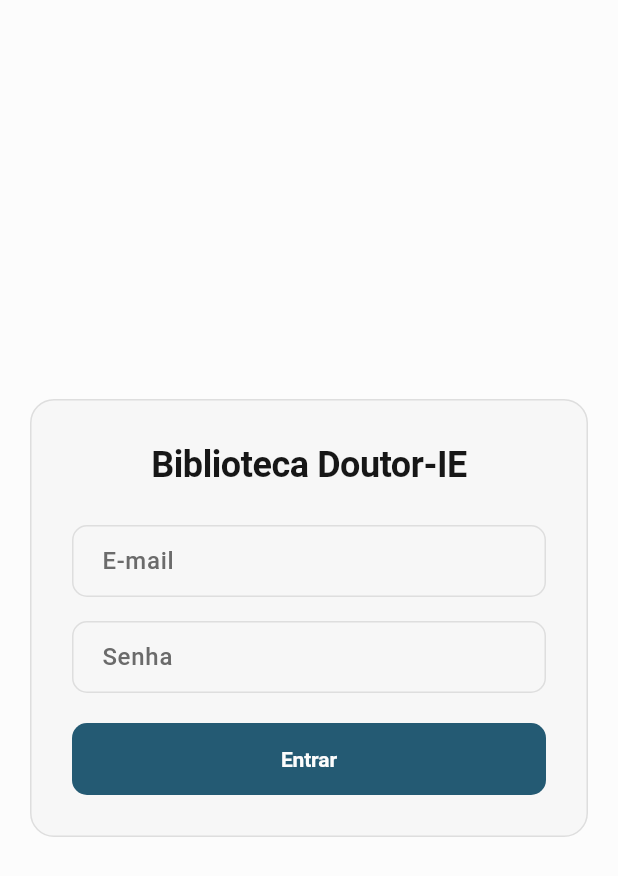
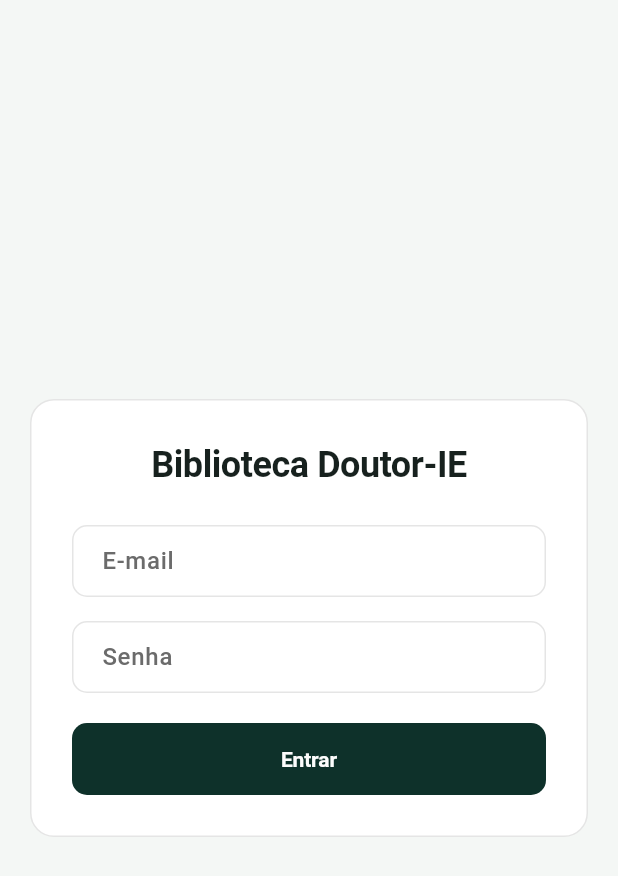
Before and after one commit to Augustob790/Doutor-IE_Livros, a Flutter app: the screen it shows after launch, on a phone screen of 412 x 824 dp. Shown: the top 876 px of the screen. Run offline on Flutter 3.47's test engine with Material 3 defaults, Android fonts, the phone set to English and light mode, and no system bars; our stand-ins replace brasil_fields, dio, equatable, flutter_dotenv, flutter_secure_storage, get_it and 3 more; Roboto replaces fonts that are missing (DMSans, PlusJakartaSans).

Commit message:
feat(core): add responsive visual foundation

```diff
--- a/lib/base_routes.dart
+++ b/lib/base_routes.dart
@@ -6,4 +6,7 @@ class AppRoutesPath {
   static const String bookForm = '/livros/novo';
   static const String bookDetail = '/livros/:id';
   static const String bookEdit = '/livros/:id/editar';
+
+  static String bookDetailPath(String id) => '/livros/$id';
+  static String bookEditPath(String id) => '/livros/$id/editar';
 }
--- a/lib/core/i18n/core_string_keys.dart
+++ b/lib/core/i18n/core_string_keys.dart
@@ -2,6 +2,9 @@ class CoreStringKeys {
   CoreStringKeys._();
 
   static const String appTitle = 'app.title';
+  static const String appSubtitle = 'app.subtitle';
+  static const String user = 'common.user';
+  static const String logout = 'common.logout';
   static const String genericError = 'common.generic_error';
   static const String retry = 'common.retry';
 }
--- a/lib/core/i18n/strings_pt.dart
+++ b/lib/core/i18n/strings_pt.dart
@@ -2,6 +2,9 @@ import 'package:doutor_ie_test/core/i18n/core_string_keys.dart';
 
 const Map<String, String> stringsPt = <String, String>{
   CoreStringKeys.appTitle: 'Doutor-IE Livros',
+  CoreStringKeys.appSubtitle: 'Biblioteca digital',
+  CoreStringKeys.user: 'Usuário',
+  CoreStringKeys.logout: 'Sair',
   CoreStringKeys.retry: 'Tentar novamente',
   CoreStringKeys.genericError: 'Não foi possível concluir a operação.',
 };
--- a/lib/core/router.dart
+++ b/lib/core/router.dart
@@ -48,7 +48,7 @@ class AppState extends ChangeNotifier {
   bool _hasError = false;
   bool _hasRedirect = false;
   String? _redirectPath = '';
-  ThemeMode _themeMode = ThemeMode.light;
+  ThemeMode _themeMode = ThemeMode.system;
 
   bool? get canStartApp => _canStartApp;
   bool get isLogged => _isLogged;
--- a/lib/core/theme/app_colors.dart
+++ b/lib/core/theme/app_colors.dart
@@ -55,13 +55,13 @@ class AppColors {
   static const Color overlayDark = Color(0x33000000);
 
   // LIGHT MODE
-  static const Color lightBackground = Color(0xFFFCFCFC);
-  static const Color lightForeground = Color(0xFF171717);
-  static const Color lightCard = Color(0xFFF7F7F7);
+  static const Color lightBackground = Color(0xFFF4F7F5);
+  static const Color lightForeground = Color(0xFF17211E);
+  static const Color lightCard = Color(0xFFFFFFFF);
   static const Color lightCardForeground = Color(0xFF171717);
   static const Color lightPopover = Color(0xFFF7F7F7);
   static const Color lightPopoverForeground = Color(0xFF171717);
-  static const Color lightPrimary = Color(0xFF245A73);
+  static const Color lightPrimary = brandDarkGreen;
   static const Color lightPrimaryForeground = Color(0xFFFCFCFC);
   static const Color lightSecondary = Color(0xFFF0F0F0);
   static const Color lightSecondaryForeground = Color(0xFF171717);
@@ -74,8 +74,8 @@ class AppColors {
   static const Color lightBorder = Color(0x1A000000);
   static const Color lightInput = Color(0x1A000000);
   static const Color lightRing = Color(0xFF245A73);
-  static const Color lightPrimaryTint = Color(0xFFE2EEF2);
-  static const Color lightPrimaryTintStrong = Color(0xFFC8DEE6);
+  static const Color lightPrimaryTint = Color(0xFFE5F3ED);
+  static const Color lightPrimaryTintStrong = Color(0xFFCBE8DB);
   static const Color lightAccentTint = Color(0xFFF3EAD7);
   static const Color lightAccentTintStrong = Color(0xFFE7D4AF);
   static const Color lightDestructiveTint = Color(0xFFF9E5E5);
@@ -102,7 +102,7 @@ class AppColors {
   static const Color darkCardForeground = Color(0xFFFAFAFA);
   static const Color darkPopover = Color(0xFF171717);
   static const Color darkPopoverForeground = Color(0xFFFAFAFA);
-  static const Color darkPrimary = Color(0xFF009B49);
+  static const Color darkPrimary = brandBrightGreen;
   static const Color darkPrimaryForeground = Color(0xFF0A0A0A);
   static const Color darkSecondary = Color(0xFF262626);
   static const Color darkSecondaryForeground = Color(0xFFFAFAFA);
--- a/lib/core/theme/app_theme.dart
+++ b/lib/core/theme/app_theme.dart
@@ -28,6 +28,7 @@ class AppTheme {
     );
 
     return ThemeData(
+      useMaterial3: true,
       brightness: Brightness.light,
       colorScheme: colorScheme,
       scaffoldBackgroundColor: AppColors.lightBackground,
@@ -36,6 +37,7 @@ class AppTheme {
       textTheme: textTheme,
       primaryTextTheme: textTheme,
       dividerColor: AppColors.lightBorder,
+      visualDensity: VisualDensity.standard,
       appBarTheme: AppBarTheme(
         backgroundColor: Colors.transparent,
         foregroundColor: AppColors.lightForeground,
@@ -68,6 +70,18 @@ class AppTheme {
             fontSize: 14,
             letterSpacing: -0.1,
           ),
+        ),
+      ),
+      filledButtonTheme: FilledButtonThemeData(
+        style: FilledButton.styleFrom(
+          backgroundColor: AppColors.lightPrimary,
+          foregroundColor: AppColors.lightPrimaryForeground,
+          minimumSize: const Size(0, 48),
+          shape: RoundedRectangleBorder(
+            borderRadius: BorderRadius.circular(_radius),
+          ),
+          padding: const EdgeInsets.symmetric(horizontal: 20, vertical: 14),
+          textStyle: textTheme.labelLarge,
         ),
       ),
       outlinedButtonTheme: OutlinedButtonThemeData(
@@ -128,6 +142,16 @@ class AppTheme {
         contentPadding:
             const EdgeInsets.symmetric(horizontal: 16, vertical: 12),
       ),
+      floatingActionButtonTheme: const FloatingActionButtonThemeData(
+        backgroundColor: AppColors.lightPrimary,
+        foregroundColor: AppColors.lightPrimaryForeground,
+        elevation: 2,
+      ),
+      dialogTheme: DialogThemeData(
+        backgroundColor: AppColors.lightCard,
+        surfaceTintColor: Colors.transparent,
+        shape: RoundedRectangleBorder(borderRadius: BorderRadius.circular(24)),
+      ),
       bottomNavigationBarTheme: BottomNavigationBarThemeData(
         selectedLabelStyle:
             textTheme.labelSmall?.copyWith(fontWeight: FontWeight.w700),
@@ -157,6 +181,7 @@ class AppTheme {
     );
 
     return ThemeData(
+      useMaterial3: true,
       brightness: Brightness.dark,
       colorScheme: colorScheme,
       scaffoldBackgroundColor: colorScheme.surface,
@@ -187,6 +212,18 @@ class AppTheme {
             fontSize: 14,
             // letterSpacing: -0.1,
           ),
+        ),
+      ),
+      filledButtonTheme: FilledButtonThemeData(
+        style: FilledButton.styleFrom(
+          backgroundColor: AppColors.darkPrimary,
+          foregroundColor: AppColors.darkPrimaryForeground,
+          minimumSize: const Size(0, 48),
+          shape: RoundedRectangleBorder(
+            borderRadius: BorderRadius.circular(_radius),
+          ),
+          padding: const EdgeInsets.symmetric(horizontal: 20, vertical: 14),
+          textStyle: textTheme.labelLarge,
         ),
       ),
       outlinedButtonTheme: OutlinedButtonThemeData(
@@ -228,6 +265,15 @@ class AppTheme {
         ),
         contentPadding:
             const EdgeInsets.symmetric(horizontal: 16, vertical: 12),
+      ),
+      floatingActionButtonTheme: const FloatingActionButtonThemeData(
+        backgroundColor: AppColors.darkPrimary,
+        foregroundColor: AppColors.darkPrimaryForeground,
+      ),
+      dialogTheme: DialogThemeData(
+        backgroundColor: AppColors.darkCard,
+        surfaceTintColor: Colors.transparent,
+        shape: RoundedRectangleBorder(borderRadius: BorderRadius.circular(24)),
       ),
       bottomNavigationBarTheme: BottomNavigationBarThemeData(
         selectedLabelStyle:
--- a/lib/core/utils/app_validators.dart
+++ b/lib/core/utils/app_validators.dart
@@ -9,9 +9,13 @@ class AppValidators {
     return null;
   }
 
-  static String? email(String? value, {String message = 'E-mail inválido'}) {
+  static String? email(
+    String? value, {
+    String message = 'E-mail inválido',
+    String requiredMessage = 'E-mail é obrigatório',
+  }) {
     if (value == null || value.trim().isEmpty) {
-      return 'E-mail é obrigatório';
+      return requiredMessage;
     }
     if (!value.contains('@') || !value.contains('.')) {
       return message;
@@ -19,12 +23,18 @@ class AppValidators {
     return null;
   }
 
-  static String? password(String? value, {int minLength = 6}) {
+  static String? password(
+    String? value, {
+    int minLength = 6,
+    String requiredMessage = 'Senha é obrigatória',
+    String? minLengthMessage,
+  }) {
     if (value == null || value.isEmpty) {
-      return 'Senha é obrigatória';
+      return requiredMessage;
     }
     if (value.length < minLength) {
-      return 'A senha deve ter no mínimo $minLength caracteres';
+      return minLengthMessage ??
+          'A senha deve ter no mínimo $minLength caracteres';
     }
     return null;
   }
--- a/lib/main.dart
+++ b/lib/main.dart
@@ -21,7 +21,8 @@ Future<void> main() async {
   BaseModule().initialize();
 
   final AppState appState = IoD.instance.get<AppState>();
-  final String? token = await IoD.instance.get<LoginSessionStorage>().getToken();
+  final String? token =
+      await IoD.instance.get<LoginSessionStorage>().getToken();
   appState.setIsLogged(token?.isNotEmpty == true);
   appState.setCanStartApp(true);
 
@@ -32,26 +33,34 @@ Future<void> main() async {
 }
 
 class ArchitectureApp extends StatelessWidget {
-  const ArchitectureApp({super.key, required this.router, required this.appState});
+  const ArchitectureApp({
+    super.key,
+    required this.router,
+    required this.appState,
+  });
 
   final GoRouter router;
   final AppState appState;
   @override
   Widget build(BuildContext context) {
-    return MaterialApp.router(
+    return ListenableBuilder(
+      listenable: appState,
+      builder: (BuildContext context, Widget? child) => MaterialApp.router(
         title: 'Doutor-IE Livros',
         theme: AppTheme.lightTheme,
-      themeMode: ThemeMode.light,
+        darkTheme: AppTheme.darkTheme,
+        themeMode: appState.themeMode,
         routerConfig: router,
         debugShowCheckedModeBanner: false,
-      localizationsDelegates: const [
+        localizationsDelegates: const <LocalizationsDelegate<dynamic>>[
           GlobalMaterialLocalizations.delegate,
           GlobalWidgetsLocalizations.delegate,
           GlobalCupertinoLocalizations.delegate,
         ],
-      supportedLocales: const [
+        supportedLocales: const <Locale>[
           Locale('pt', 'BR'),
         ],
+      ),
     );
   }
 }
```
Also changed, not shown: lib/core/utils/toast_utils.dart (+12 -7 lines), lib/core/widgets/app_brand.dart (added, +77 -0 lines), lib/core/widgets/app_shell.dart (added, +130 -0 lines), lib/core/widgets/confirmation_dialog.dart (added, +71 -0 lines), lib/core/widgets/empty_state.dart (added, +65 -0 lines), lib/core/widgets/error_state.dart (+11 -4 lines), lib/core/widgets/responsive_content.dart (added, +46 -0 lines). Lines whose indentation alone changed are shown as unchanged.
